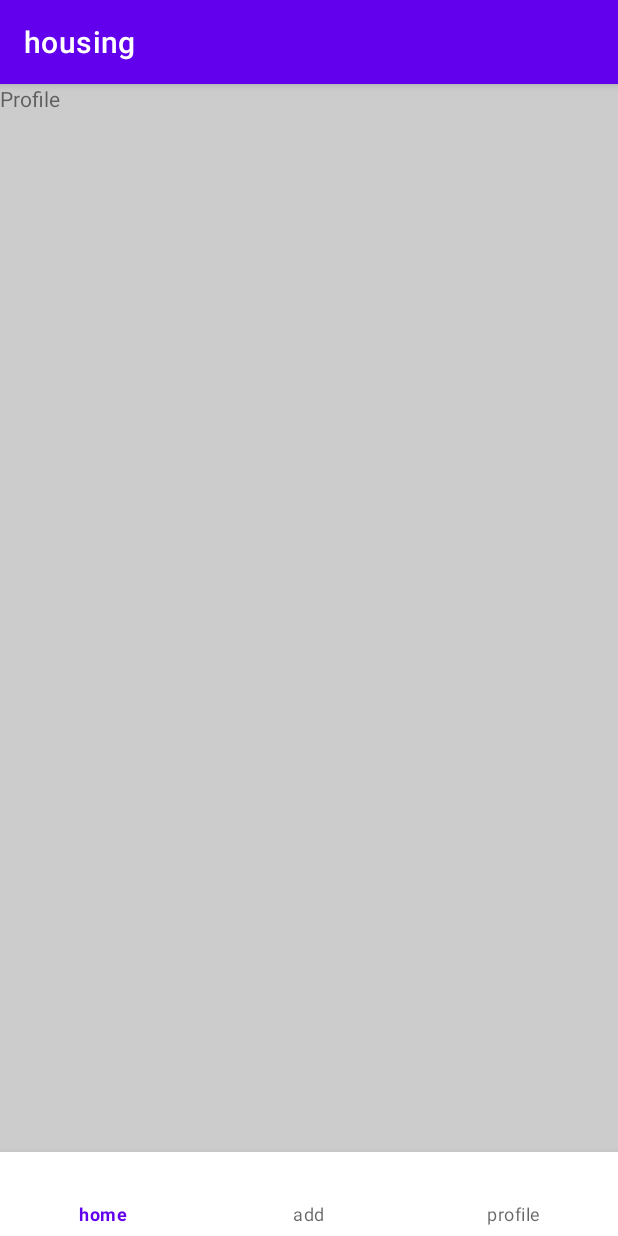
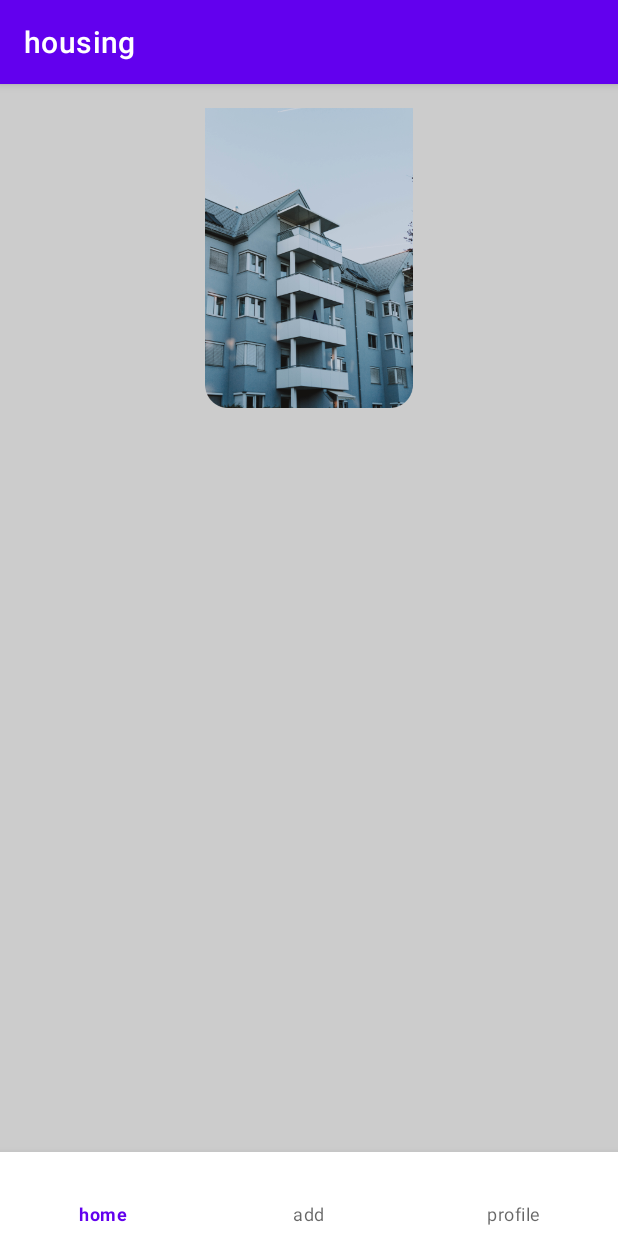
Before and after one commit to teja5/housing, an Android app: the fragment FragmentProfile placed in its activity, on a phone screen of 412 x 824 dp. Run offline under Robolectric (Android 15) with nearby library versions, the light colour scheme and no system bars; pictures from the network do not load.

Commit message:
added camera profile

```diff
--- a/app/src/main/res/layout/fragment_profile.xml
+++ b/app/src/main/res/layout/fragment_profile.xml
@@ -1,15 +1,23 @@
 <?xml version="1.0" encoding="utf-8"?>
 <FrameLayout xmlns:android="http://schemas.android.com/apk/res/android"
+    xmlns:app="http://schemas.android.com/apk/res-auto"
     xmlns:tools="http://schemas.android.com/tools"
     android:layout_width="match_parent"
     android:layout_height="match_parent"
     tools:context=".home.FragmentProfile">
 
-    <!-- TODO: Update blank fragment layout -->
-    <TextView
+    <androidx.constraintlayout.widget.ConstraintLayout
         android:layout_width="match_parent"
-        android:layout_height="wrap_content"
-        android:text="Profile"
-        android:id="@+id/tv_profile"/>
+        android:layout_height="match_parent">
 
+        <ImageView
+            android:id="@+id/iv_picture"
+            android:layout_width="200dp"
+            android:layout_height="200dp"
+            android:layout_marginTop="16dp"
+            android:src="@drawable/slide_2"
+            app:layout_constraintEnd_toEndOf="parent"
+            app:layout_constraintStart_toStartOf="parent"
+            app:layout_constraintTop_toTopOf="parent" />
+    </androidx.constraintlayout.widget.ConstraintLayout>
 </FrameLayout>
```
Also changed, not shown: app/src/main/java/com/vk/housing/home/FragmentProfile.java (+75 -9 lines), app/src/main/res/layout/dialog_image_pick.xml (added, +31 -0 lines).
